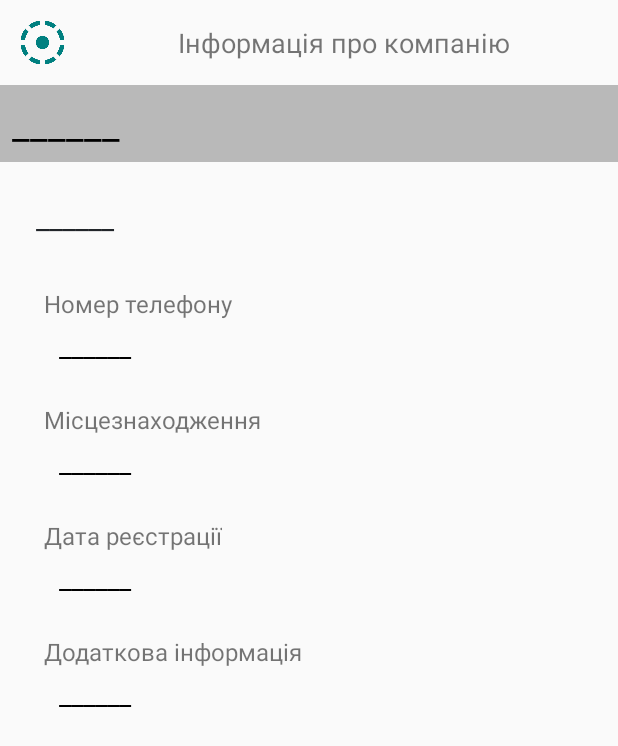
After one commit to shadercat/Automato-mobile, an Android app: the CompanyInfo screen opened directly, with no data from a screen before it, on a phone screen of 412 x 824 dp. The commit adds this screen. Shown: the top 746 px of the screen. Run offline under Robolectric (Android 15) with nearby library versions, the phone set to English and light mode, and no system bars; libraries missing offline, so code that uses them is left out: com.loopj.android, cz.msebera.android; 1 statement that could not run was skipped.

Commit message:
- implemented Companies Info;

```diff
--- a/app/src/main/AndroidManifest.xml
+++ b/app/src/main/AndroidManifest.xml
@@ -13,7 +13,8 @@
         android:roundIcon="@mipmap/ic_launcher_round"
         android:supportsRtl="true"
         android:theme="@style/AppTheme">
-        <activity android:name=".MacInformation"></activity>
+        <activity android:name=".CompanyInfo"></activity>
+        <activity android:name=".MacInformation" />
         <activity
             android:name=".EmptyActivity"
             android:screenOrientation="portrait">
--- a/app/src/main/java/shadercat/automato/CompaniesFragment.java
+++ b/app/src/main/java/shadercat/automato/CompaniesFragment.java
@@ -1,10 +1,10 @@
 package shadercat.automato;
 
+import android.content.Intent;
 import android.os.Bundle;
 import android.view.LayoutInflater;
 import android.view.View;
 import android.view.ViewGroup;
-import android.widget.Toast;
 
 import androidx.annotation.NonNull;
 import androidx.annotation.Nullable;
@@ -58,7 +58,9 @@ public class CompaniesFragment extends Fragment {
         adapter.setOnClickListeners(new CompanyListAdapter.ActionHandler() {
             @Override
             public void onClick(int position) {
-                Toast.makeText(getContext(), "click on " + position, Toast.LENGTH_LONG).show();
+                Intent intent = new Intent(getContext(), CompanyInfo.class);
+                intent.putExtra(CompanyInfo.COMP_EMAIL_EXTRA, companies.get(position).getEmail());
+                startActivity(intent);
             }
         });
     }
--- /dev/null
+++ b/app/src/main/java/shadercat/automato/CompanyInfo.java
@@ -0,0 +1,86 @@
+package shadercat.automato;
+
+import android.os.Bundle;
+import android.view.View;
+import android.view.animation.Animation;
+import android.view.animation.AnimationUtils;
+import android.widget.ImageView;
+import android.widget.TextView;
+
+import androidx.appcompat.app.AppCompatActivity;
+
+import com.loopj.android.http.JsonHttpResponseHandler;
+
+import org.json.JSONObject;
+
+import java.text.SimpleDateFormat;
+import java.util.TimeZone;
+
+import cz.msebera.android.httpclient.Header;
+
+public class CompanyInfo extends AppCompatActivity {
+
+    public final static String COMP_EMAIL_EXTRA = "email";
+
+    TextView compName;
+    TextView compEmail;
+    TextView number;
+    TextView location;
+    TextView regData;
+    TextView addInfo;
+    ImageView backArrow;
+
+    @Override
+    protected void onCreate(Bundle savedInstanceState) {
+        super.onCreate(savedInstanceState);
+        setContentView(R.layout.activity_company_info);
+        compName = findViewById(R.id.comp_name_info);
+        compEmail = findViewById(R.id.comp_email_info);
+        number = findViewById(R.id.phoneNumber_info);
+        location = findViewById(R.id.location_info);
+        regData = findViewById(R.id.registration_data);
+        addInfo = findViewById(R.id.descry_info);
+        backArrow = findViewById(R.id.back_arrow_info2);
+
+        backArrow.setOnClickListener(new View.OnClickListener() {
+            @Override
+            public void onClick(View v) {
+                onBackPressed();
+            }
+        });
+
+        backArrow.setImageResource(R.drawable.ic_filter_tilt_shift_black_24dp);
+        final Animation logo_anim1 = AnimationUtils.loadAnimation(this, R.anim.rotate_logo);
+        final Animation logo_anim2 = AnimationUtils.loadAnimation(this, R.anim.shake_logo);
+        backArrow.startAnimation(logo_anim1);
+
+        String email = "";
+        Bundle arguments = getIntent().getExtras();
+        if (arguments != null) {
+            email = (String) arguments.getSerializable(COMP_EMAIL_EXTRA);
+        }
+        HttpClient.get(ConstantValues.getCompanyInfo, RequestParamsFactory.getCompanyInfo(email), new JsonHttpResponseHandler() {
+            @Override
+            public void onSuccess(int statusCode, Header[] headers, JSONObject response) {
+                if (ResponseHandler.IsSuccessed(response)) {
+                    Company comp = ResponseHandler.GetCompany(response);
+                    compName.setText(comp.getName());
+                    compEmail.setText(comp.getEmail());
+                    number.setText(comp.getNumber());
+                    location.setText(comp.getLocation());
+                    addInfo.setText(comp.getCompDescry());
+                    backArrow.setImageResource(R.drawable.ic_arrow_back_black_24dp);
+                    backArrow.startAnimation(logo_anim2);
+                    try {
+                        SimpleDateFormat mongodt = new SimpleDateFormat("yyyy-MM-dd'T'HH:mm:ss.SSSX");
+                        mongodt.setTimeZone(TimeZone.getTimeZone("UTC"));
+                        regData.setText(new SimpleDateFormat("yyyy-MM-dd HH:mm:ss").format(mongodt.parse(comp.getCreateTime())));
+
+                    } catch (Exception e) {
+                        e.printStackTrace();
+                    }
+                }
+            }
+        });
+    }
+}
--- a/app/src/main/java/shadercat/automato/ConstantValues.java
+++ b/app/src/main/java/shadercat/automato/ConstantValues.java
@@ -8,4 +8,5 @@ public class ConstantValues {
     static final String getMachines = "api/machines";
     static final String getMachineInfo = "api/machine";
     static final String getCompanies = "company/list";
+    static final String getCompanyInfo = "company/info";
 }
--- a/app/src/main/java/shadercat/automato/RequestParamsFactory.java
+++ b/app/src/main/java/shadercat/automato/RequestParamsFactory.java
@@ -13,4 +13,8 @@ public class RequestParamsFactory {
     public static RequestParams getMachineInfo(String mac_id) {
         return new RequestParams("mac_id", mac_id);
     }
+
+    public static RequestParams getCompanyInfo(String email) {
+        return new RequestParams("email", email);
+    }
 }
--- a/app/src/main/java/shadercat/automato/ResponseHandler.java
+++ b/app/src/main/java/shadercat/automato/ResponseHandler.java
@@ -78,4 +78,24 @@ public class ResponseHandler {
         }
         return companies;
     }
+
+    public static Company GetCompany(JSONObject object) {
+        Company comp = new Company();
+        try {
+            JSONArray objectArr = object.getJSONArray("data");
+            if (objectArr.length() != 0) {
+                JSONObject ob = objectArr.getJSONObject(0);
+                comp.setName(ob.getString("name"));
+                comp.setEmail(ob.getString("email"));
+                comp.setCompDescry(ob.getString("comp_description"));
+                comp.setCreateTime(ob.getString("create_time"));
+                JSONObject ob2 = ob.getJSONObject("addData");
+                comp.setLocation(ob2.getString("location"));
+                comp.setNumber(ob2.getString("number"));
+            }
+        } catch (JSONException e) {
+            e.printStackTrace();
+        }
+        return comp;
+    }
 }
--- a/app/src/main/res/drawable/ic_perm_scan_wifi_black_24dp.xml
+++ b/app/src/main/res/drawable/ic_perm_scan_wifi_black_24dp.xml
@@ -1,5 +1,5 @@
 <vector android:height="24dp"
-    android:tint="#ADFF2F"
+    android:tint="#8BC34A"
     android:viewportHeight="24.0"
     android:viewportWidth="24.0"
     android:width="24dp"
--- /dev/null
+++ b/app/src/main/res/layout/activity_company_info.xml
@@ -0,0 +1,153 @@
+<?xml version="1.0" encoding="utf-8"?>
+<androidx.coordinatorlayout.widget.CoordinatorLayout xmlns:android="http://schemas.android.com/apk/res/android"
+    xmlns:tools="http://schemas.android.com/tools"
+    android:layout_width="match_parent"
+    android:layout_height="match_parent"
+    tools:context=".CompanyInfo">
+
+    <LinearLayout
+        android:layout_width="match_parent"
+        android:layout_height="match_parent"
+        android:orientation="vertical">
+
+        <GridLayout
+            android:id="@+id/bottom_container_favouriteAdd"
+            android:layout_width="match_parent"
+            android:layout_height="wrap_content"
+            android:columnCount="2"
+            android:padding="5dp"
+            android:rowCount="1">
+
+            <ImageView
+                android:id="@+id/back_arrow_info2"
+                android:layout_width="35dp"
+                android:layout_height="35dp"
+                android:layout_margin="5dp"
+                android:scaleType="centerCrop"
+                android:contentDescription="@string/backArrow"
+                android:src="@drawable/ic_arrow_back_black_24dp" />
+
+            <TextView
+                android:layout_width="wrap_content"
+                android:layout_height="match_parent"
+                android:layout_gravity="center"
+                android:text="@string/compInfo"
+                android:textAlignment="center"
+                android:textSize="18sp" />
+        </GridLayout>
+
+        <TextView
+            android:id="@+id/comp_name_info"
+            android:layout_width="match_parent"
+            android:layout_height="wrap_content"
+            android:layout_marginBottom="24dp"
+            android:background="@color/colorLightGray"
+            android:padding="8dp"
+            android:text="@string/infoAcivity_sample"
+            android:textAlignment="textStart"
+            android:textColor="@color/colorBlack"
+            android:textSize="26sp" />
+
+        <LinearLayout
+            android:layout_width="match_parent"
+            android:layout_height="wrap_content"
+            android:orientation="vertical"
+            android:paddingLeft="24dp"
+            android:paddingRight="24dp"
+            android:paddingBottom="5dp">
+
+            <TextView
+                android:id="@+id/comp_email_info"
+                android:layout_width="match_parent"
+                android:layout_height="wrap_content"
+                android:layout_marginBottom="18dp"
+                android:text="@string/infoAcivity_sample"
+                android:textAlignment="textStart"
+                android:textColor="@color/colorLightBlack"
+                android:textSize="19sp" />
+
+            <TextView
+                android:layout_width="wrap_content"
+                android:layout_height="wrap_content"
+                android:layout_marginStart="5dp"
+                android:layout_marginTop="15dp"
+                android:layout_marginBottom="5dp"
+                android:text="@string/phoneNumber"
+                android:textSize="16sp" />
+
+            <TextView
+                android:id="@+id/phoneNumber_info"
+                android:layout_width="match_parent"
+                android:layout_height="wrap_content"
+                android:layout_marginBottom="10dp"
+                android:paddingLeft="15dp"
+                android:paddingRight="15dp"
+                android:text="@string/infoAcivity_sample"
+                android:textColor="@color/colorBlack"
+                android:textSize="18sp" />
+
+            <TextView
+                android:layout_width="wrap_content"
+                android:layout_height="wrap_content"
+                android:layout_marginStart="5dp"
+                android:layout_marginTop="15dp"
+                android:layout_marginBottom="5dp"
+                android:text="@string/location"
+                android:textSize="16sp" />
+
+
+            <TextView
+                android:id="@+id/location_info"
+                android:layout_width="match_parent"
+                android:layout_height="wrap_content"
+                android:layout_marginBottom="10dp"
+                android:paddingLeft="15dp"
+                android:paddingRight="15dp"
+                android:text="@string/infoAcivity_sample"
+                android:textColor="@color/colorBlack"
+                android:textSize="18sp" />
+
+            <TextView
+                android:layout_width="wrap_content"
+                android:layout_height="wrap_content"
+                android:layout_marginStart="5dp"
+                android:layout_marginTop="15dp"
+                android:layout_marginBottom="5dp"
+                android:text="@string/regData"
+                android:textSize="16sp" />
+
+
+            <TextView
+                android:id="@+id/registration_data"
+                android:layout_width="match_parent"
+                android:layout_height="wrap_content"
+                android:layout_marginBottom="10dp"
+                android:paddingLeft="15dp"
+                android:paddingRight="15dp"
+                android:text="@string/infoAcivity_sample"
+                android:textColor="@color/colorBlack"
+                android:textSize="18sp" />
+
+            <TextView
+                android:layout_width="wrap_content"
+                android:layout_height="wrap_content"
+                android:layout_marginStart="5dp"
+                android:layout_marginTop="15dp"
+                android:layout_marginBottom="5dp"
+                android:text="@string/additionalInfo"
+                android:textSize="16sp" />
+
+
+            <TextView
+                android:id="@+id/descry_info"
+                android:layout_width="match_parent"
+                android:layout_height="wrap_content"
+                android:layout_marginBottom="10dp"
+                android:paddingLeft="15dp"
+                android:paddingRight="15dp"
+                android:text="@string/infoAcivity_sample"
+                android:textColor="@color/colorBlack"
+                android:textSize="18sp" />
+        </LinearLayout>
+    </LinearLayout>
+</androidx.coordinatorlayout.widget.CoordinatorLayout>
--- a/app/src/main/res/layout/activity_mac_information.xml
+++ b/app/src/main/res/layout/activity_mac_information.xml
@@ -36,6 +36,17 @@
                 android:textSize="18sp" />
         </GridLayout>
 
+        <TextView
+            android:id="@+id/mac_name_info"
+            android:layout_width="match_parent"
+            android:layout_height="wrap_content"
+            android:layout_marginBottom="24dp"
+            android:text="@string/infoAcivity_sample"
+            android:textAlignment="textStart"
+            android:textColor="@color/colorBlack"
+            android:background="@color/colorLightGray"
+            android:textSize="26sp"
+            android:padding="8dp" />
         <GridLayout
             android:layout_width="match_parent"
             android:layout_height="wrap_content">
@@ -46,19 +57,7 @@
                 android:orientation="vertical"
                 android:paddingLeft="24dp"
                 android:paddingRight="24dp"
-                android:paddingBottom="5dp"
-                android:paddingTop="10dp">
-
-                <TextView
-                    android:id="@+id/mac_name_info"
-                    android:layout_width="match_parent"
-                    android:layout_height="wrap_content"
-                    android:layout_marginBottom="24dp"
-                    android:text="@string/infoAcivity_sample"
-                    android:textAlignment="textStart"
-                    android:textColor="@color/colorBlack"
-                    android:textSize="26sp" />
-
+                android:paddingBottom="5dp">
                 <TextView
                     android:id="@+id/mac_id_info"
                     android:layout_width="match_parent"
@@ -66,7 +65,7 @@
                     android:layout_marginBottom="18dp"
                     android:text="@string/infoAcivity_sample"
                     android:textAlignment="textStart"
-                    android:textColor="@color/colorGreen"
+                    android:textColor="@color/colorLightBlack"
                     android:textSize="19sp" />
 
                 <GridLayout
--- a/app/src/main/res/layout/splash.xml
+++ b/app/src/main/res/layout/splash.xml
@@ -10,5 +10,5 @@
         android:layout_height="200dp"
         android:layout_centerInParent="true"
         android:contentDescription="Logo"
-        android:src="@drawable/logo" />
+        android:src="@drawable/ic_filter_tilt_shift_black_24dp" />
 </RelativeLayout>
--- a/app/src/main/res/values/colors.xml
+++ b/app/src/main/res/values/colors.xml
@@ -10,6 +10,8 @@
     <color name="colorLightGreen">#40E651</color>
     <color name="colorTouch">#5ED81B60</color>
     <color name="colorGray">#525252</color>
+    <color name="colorLightGray">#B9B9B9</color>
     <color name="colorBlack">#000000</color>
+    <color name="colorLightBlack">#212529</color>
     <color name="colorWarning">#C62828</color>
 </resources>
--- a/app/src/main/res/values/strings.xml
+++ b/app/src/main/res/values/strings.xml
@@ -14,8 +14,14 @@
     <string name="wrongLogData">Неправильний пароль або електрона пошта</string>
     <string name="downloadError">Помилка при отриманні даних з серверу</string>
     <string name="macInfo">Інформація про апарат</string>
-    <string name="infoAcivity_sample">SAMPLE</string>
+    <string name="compInfo">Інформація про компанію</string>
+    <string name="infoAcivity_sample">______</string>
     <string name="logs">Логи</string>
     <string name="resolveWarnings">Вирішити всі попередження</string>
     <string name="placeholderMacId">Mac_id: %1$s</string>
+    <string name="backArrow">Кнопка Назад</string>
+    <string name="phoneNumber">Номер телефону</string>
+    <string name="location">Місцезнаходження</string>
+    <string name="additionalInfo">Додаткова інформація</string>
+    <string name="regData">Дата реєстрації</string>
 </resources>
```
